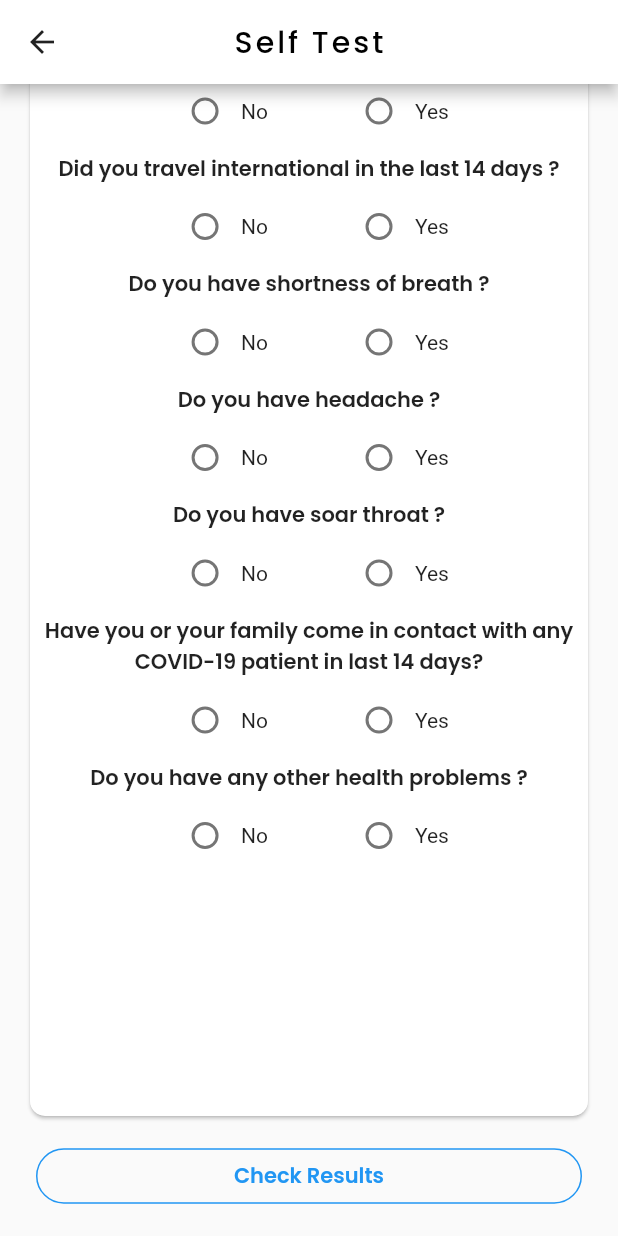
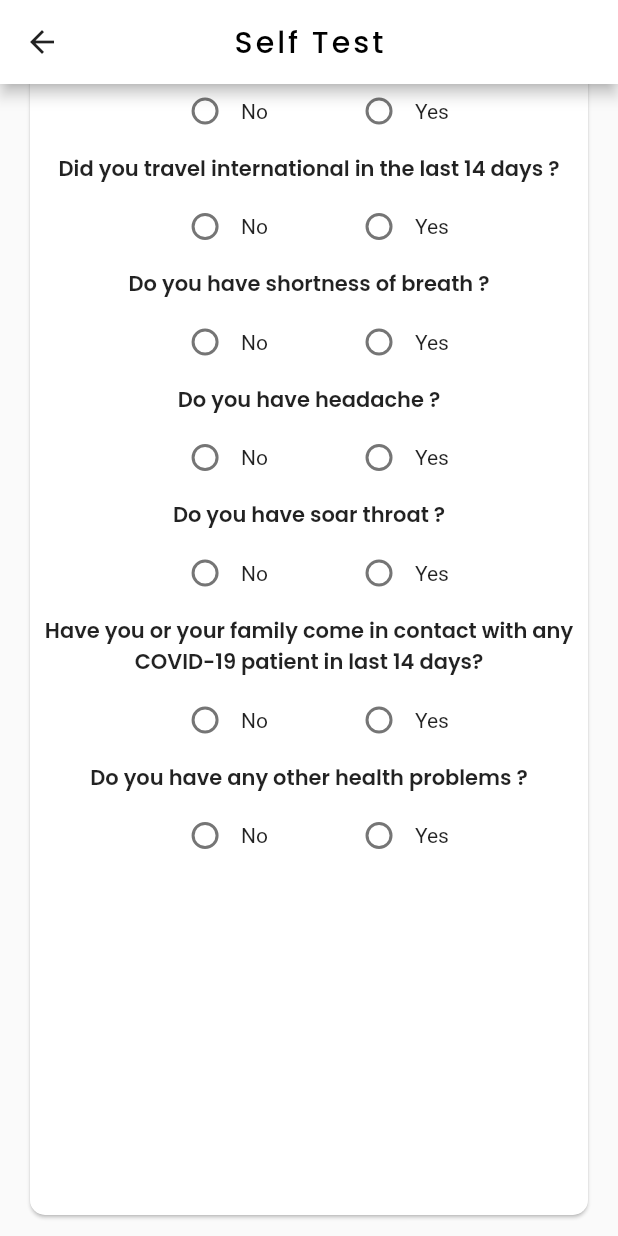
Before and after one commit to realsst1/corona_tracker, a Flutter app: the SelfTestScreen screen opened directly, scrolled down 242 dp, on a phone screen of 412 x 824 dp. Run offline on Flutter 3.47's test engine with Material 2 defaults, Android fonts, the phone set to English and light mode, and no system bars; our stand-ins replace cached_network_image, carousel_slider, charts_flutter, expandable, flutter_speed_dial, fluttertoast and 4 more; missing offline and left inert: flutter_stack_card; network calls fail.

Commit message:
ui bug fix part 3

```diff
--- a/lib/screens/home_screen.dart
+++ b/lib/screens/home_screen.dart
@@ -654,8 +654,9 @@ class _HomeScreenState extends State<HomeScreen> {
               ),
             ),
             Container(
-              height: MediaQuery.of(context).size.height*0.45,
+              height: MediaQuery.of(context).size.height*0.48,
               color: isDark?Colors.black87:Colors.white,
+              margin: EdgeInsets.only(bottom: 10.0),
               child: GridView.count(
                 crossAxisCount: 2,
                 physics: NeverScrollableScrollPhysics(),
--- a/lib/screens/self_test_screen.dart
+++ b/lib/screens/self_test_screen.dart
@@ -249,7 +249,7 @@ class _SelfTestScreenState extends State<SelfTestScreen> {
                       ),
                     )
                   : Container(
-                      height: MediaQuery.of(context).size.height,
+                      height: MediaQuery.of(context).size.height*1.08,
                       padding:
                           EdgeInsets.symmetric(horizontal: 8.0, vertical: 4.0),
                       child: Card(
```
